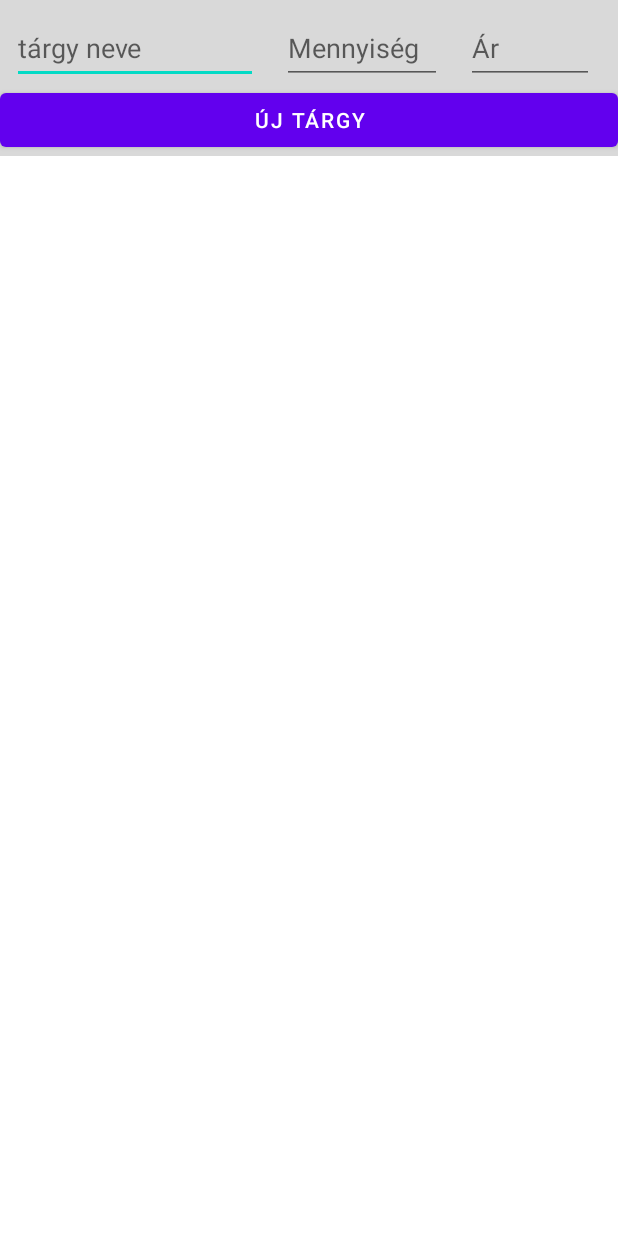
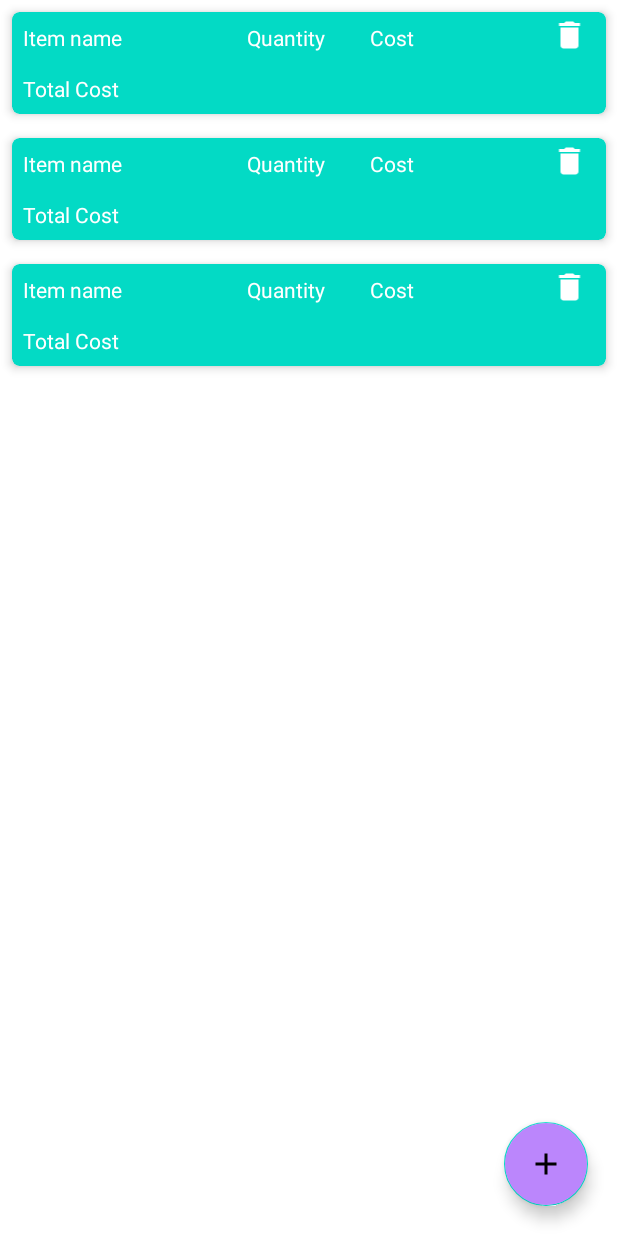
Before and after one commit to KunMate/MoneyWatch_App, an Android app: the layout fragment_shop_assistant.xml on its own in the app's theme, with its tools: preview values and no code run, on a phone screen of 412 x 824 dp. Run offline under Robolectric (Android 15) with nearby library versions, the phone set to English and light mode, and no system bars.

Commit message:
Shop assistant with general functionality

```diff
--- /dev/null
+++ b/app/src/main/res/drawable/custom_button_back.xml
@@ -0,0 +1,5 @@
+<?xml version="1.0" encoding="utf-8"?>
+<shape android:shape="rectangle" xmlns:android="http://schemas.android.com/apk/res/android">
+    <corners android:radius="20dp"/>
+    <solid android:color="@color/purple_200"/>
+</shape>
--- /dev/null
+++ b/app/src/main/res/drawable/ic_add.xml
@@ -0,0 +1,5 @@
+<vector android:height="24dp" android:tint="#000000"
+    android:viewportHeight="24" android:viewportWidth="24"
+    android:width="24dp" xmlns:android="http://schemas.android.com/apk/res/android">
+    <path android:fillColor="@android:color/white" android:pathData="M19,13h-6v6h-2v-6H5v-2h6V5h2v6h6v2z"/>
+</vector>
--- /dev/null
+++ b/app/src/main/res/drawable/ic_baseline_delete_24.xml
@@ -0,0 +1,5 @@
+<vector android:height="24dp" android:tint="#000000"
+    android:viewportHeight="24" android:viewportWidth="24"
+    android:width="24dp" xmlns:android="http://schemas.android.com/apk/res/android">
+    <path android:fillColor="@android:color/white" android:pathData="M6,19c0,1.1 0.9,2 2,2h8c1.1,0 2,-0.9 2,-2V7H6v12zM19,4h-3.5l-1,-1h-5l-1,1H5v2h14V4z"/>
+</vector>
--- a/app/src/main/res/layout/fragment_shop_assistant.xml
+++ b/app/src/main/res/layout/fragment_shop_assistant.xml
@@ -1,60 +1,28 @@
 <?xml version="1.0" encoding="utf-8"?>
-<LinearLayout xmlns:android="http://schemas.android.com/apk/res/android"
+<RelativeLayout xmlns:android="http://schemas.android.com/apk/res/android"
     xmlns:app="http://schemas.android.com/apk/res-auto"
     xmlns:tools="http://schemas.android.com/tools"
-    android:id="@+id/shoplinearlayout"
-    android:orientation="vertical"
-    android:background="@color/backgrnd"
     android:layout_width="match_parent"
-    android:layout_height="wrap_content"
+    android:layout_height="match_parent"
     tools:context=".ShopAssistant">
-    <androidx.constraintlayout.widget.ConstraintLayout
-        android:orientation="horizontal"
+
+    <androidx.recyclerview.widget.RecyclerView
+        android:id="@+id/idRVItems"
+        tools:listitem="@layout/shoplist_rv_item"
         android:layout_width="match_parent"
-        android:layout_height="wrap_content">
+        android:layout_height="match_parent"/>
 
-        <EditText
-            android:id="@+id/shopItemName"
-            android:layout_width="164dp"
-            android:layout_height="48dp"
-            android:layout_marginStart="8dp"
-            android:layout_marginTop="8dp"
-            android:hint="tárgy neve"
-            app:layout_constraintStart_toStartOf="parent"
-            app:layout_constraintTop_toTopOf="parent" />
-
-        <EditText
-            android:id="@+id/shopAmount"
-            android:layout_width="wrap_content"
-            android:layout_height="wrap_content"
-            android:layout_marginStart="16dp"
-            android:layout_marginTop="8dp"
-            android:ems="5"
-            android:hint="Mennyiség"
-            android:inputType="numberDecimal"
-            android:minHeight="48dp"
-            app:layout_constraintStart_toEndOf="@+id/shopItemName"
-            app:layout_constraintTop_toTopOf="parent" />
-
-        <EditText
-            android:id="@+id/shopPrice"
-            android:layout_width="wrap_content"
-            android:layout_height="wrap_content"
-            android:layout_marginStart="16dp"
-            android:layout_marginTop="8dp"
-            android:ems="4"
-            android:hint="Ár"
-            android:inputType="number"
-            android:minHeight="48dp"
-            app:layout_constraintStart_toEndOf="@+id/shopAmount"
-            app:layout_constraintTop_toTopOf="parent" />
-    </androidx.constraintlayout.widget.ConstraintLayout>
+    <com.google.android.material.floatingactionbutton.FloatingActionButton
+        android:layout_width="wrap_content"
+        android:layout_height="wrap_content"
+        android:layout_alignParentEnd="true"
+        android:layout_alignParentBottom="true"
+        android:layout_alignParentRight="true"
+        android:layout_margin="20dp"
+        android:id="@+id/idFABAdd"
+        android:src="@drawable/ic_add"
+        android:backgroundTint="@color/purple_200"
+        />
 
 
-    <Button
-        android:id="@+id/shopnewitem"
-        android:layout_width="match_parent"
-        android:layout_height="wrap_content"
-        android:text="Új tárgy" />
-
-</LinearLayout>
+</RelativeLayout>
--- /dev/null
+++ b/app/src/main/res/layout/shoplist_rv_item.xml
@@ -0,0 +1,89 @@
+<?xml version="1.0" encoding="utf-8"?>
+<androidx.cardview.widget.CardView xmlns:android="http://schemas.android.com/apk/res/android"
+    android:layout_width="match_parent"
+    android:layout_height="wrap_content"
+    xmlns:app="http://schemas.android.com/apk/res-auto"
+    android:layout_margin="8dp"
+    android:backgroundTint="@color/teal_200"
+    app:cardCornerRadius="5dp"
+    app:cardElevation="4dp">
+
+    <RelativeLayout
+        android:layout_width="match_parent"
+        android:layout_height="wrap_content"
+        >
+        <LinearLayout
+            android:layout_width="match_parent"
+            android:layout_height="wrap_content"
+            android:orientation="horizontal"
+            android:weightSum="5"
+            android:id="@+id/idLL1">
+            <TextView
+                android:layout_width="8dp"
+                android:layout_height="wrap_content"
+                android:layout_weight="2"
+                android:text="Item name"
+                android:textColor="@color/white"
+                android:padding="4dp"
+                android:layout_margin="3dp"
+                android:id="@+id/idTVItemName"
+                />
+            <TextView
+                android:layout_width="8dp"
+                android:layout_height="wrap_content"
+                android:layout_weight="1"
+                android:id="@+id/idTVQuantity"
+                android:text="Quantity"
+                android:textColor="@color/white"
+                android:padding="4dp"
+                android:layout_margin="3dp"
+                />
+            <TextView
+                android:layout_width="8dp"
+                android:layout_height="wrap_content"
+                android:layout_weight="1.5"
+                android:text="Cost"
+                android:textColor="@color/white"
+                android:padding="4dp"
+                android:layout_margin="3dp"
+                android:id="@+id/idTVPrice"
+                />
+            <ImageView
+                android:layout_width="8dp"
+                android:layout_height="wrap_content"
+                android:layout_weight="0.5"
+                android:layout_margin="3dp"
+                android:src="@drawable/ic_baseline_delete_24"
+                android:id="@+id/idTVDelete"
+                app:tint="@color/white"
+                />
+
+        </LinearLayout>
+        <TextView
+            android:id="@+id/idTVHeading"
+            android:layout_width="match_parent"
+            android:layout_height="wrap_content"
+            android:text="Total Cost"
+            android:layout_below="@id/idLL1"
+            android:layout_toLeftOf="@id/idTVTotalAmt"
+            android:textColor="@color/white"
+            android:layout_margin="3dp"
+            android:padding="4dp"
+            />
+
+        <TextView
+            android:id="@+id/idTVTotalAmt"
+            android:layout_width="wrap_content"
+            android:layout_height="wrap_content"
+            android:layout_below="@id/idLL1"
+            android:layout_alignParentEnd="true"
+            android:layout_marginStart="3dp"
+            android:layout_marginTop="3dp"
+            android:layout_marginEnd="3dp"
+            android:layout_marginBottom="3dp"
+            android:padding="4dp"
+            android:textColor="@color/white" />
+
+    </RelativeLayout>
+
+</androidx.cardview.widget.CardView>
--- a/app/src/main/res/values/themes.xml
+++ b/app/src/main/res/values/themes.xml
@@ -13,4 +13,8 @@
         <item name="android:statusBarColor">?attr/colorPrimaryVariant</item>
         <!-- Customize your theme here. -->
     </style>
+    <style name="TextInputEditTextTheme" parent="Widget.MaterialComponents.TextInputLayout.OutlinedBox.Dense">
+        <item name="boxStrokeColor">#cccbca</item>
+        <item name="boxStrokeWidth">1dp</item>
+    </style>
 </resources>
```
Also changed, not shown: app/build.gradle (+36 -0 lines), app/src/main/java/com/pack/moneywatch_app/MainActivity.kt (+82 -3 lines), app/src/main/java/com/pack/moneywatch_app/ShopAssistant.kt (+82 -31 lines), app/src/main/java/com/pack/moneywatch_app/ShopListDao.kt (added, +17 -0 lines), app/src/main/java/com/pack/moneywatch_app/ShopListDatabase.kt (added, +30 -0 lines), app/src/main/java/com/pack/moneywatch_app/ShopListItems.kt (added, +21 -0 lines), app/src/main/java/com/pack/moneywatch_app/ShopListRVAdapter.kt (added, +46 -0 lines), app/src/main/java/com/pack/moneywatch_app/ShopListRepository.kt (added, +7 -0 lines), app/src/main/java/com/pack/moneywatch_app/ShopListViewModel.kt (added, +15 -0 lines), app/src/main/java/com/pack/moneywatch_app/ShopListViewModelFactory.kt (added, +10 -0 lines), app/src/main/res/layout/shoplist_add_dialog.xml (added, +127 -0 lines), build.gradle (+15 -0 lines).
